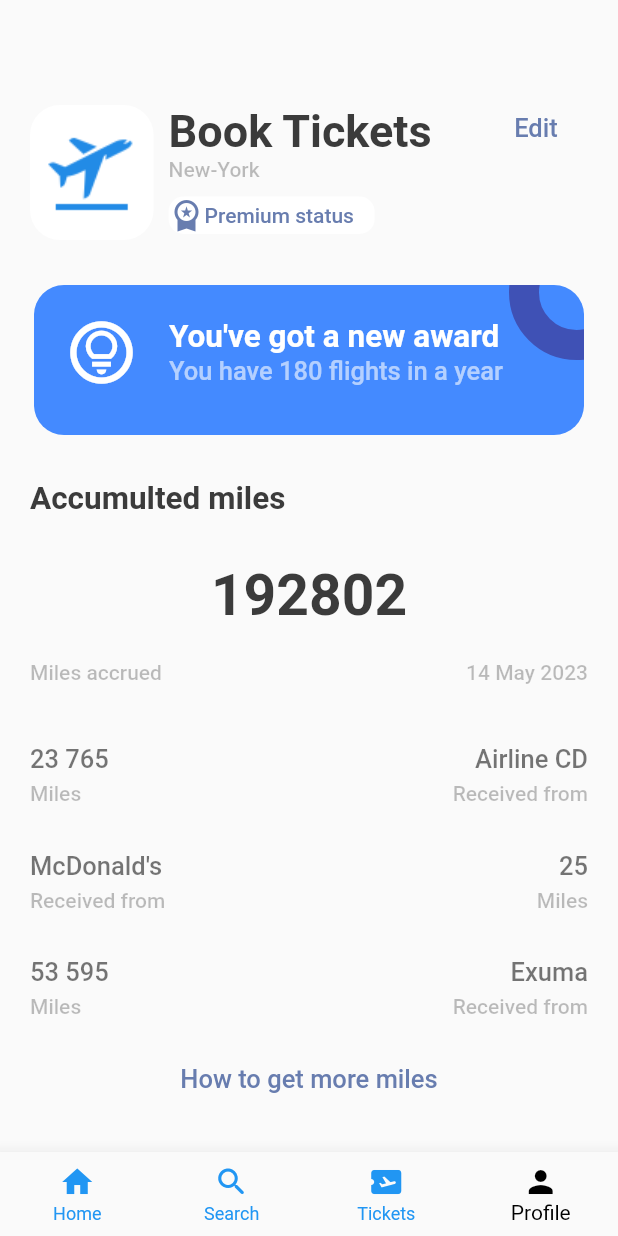
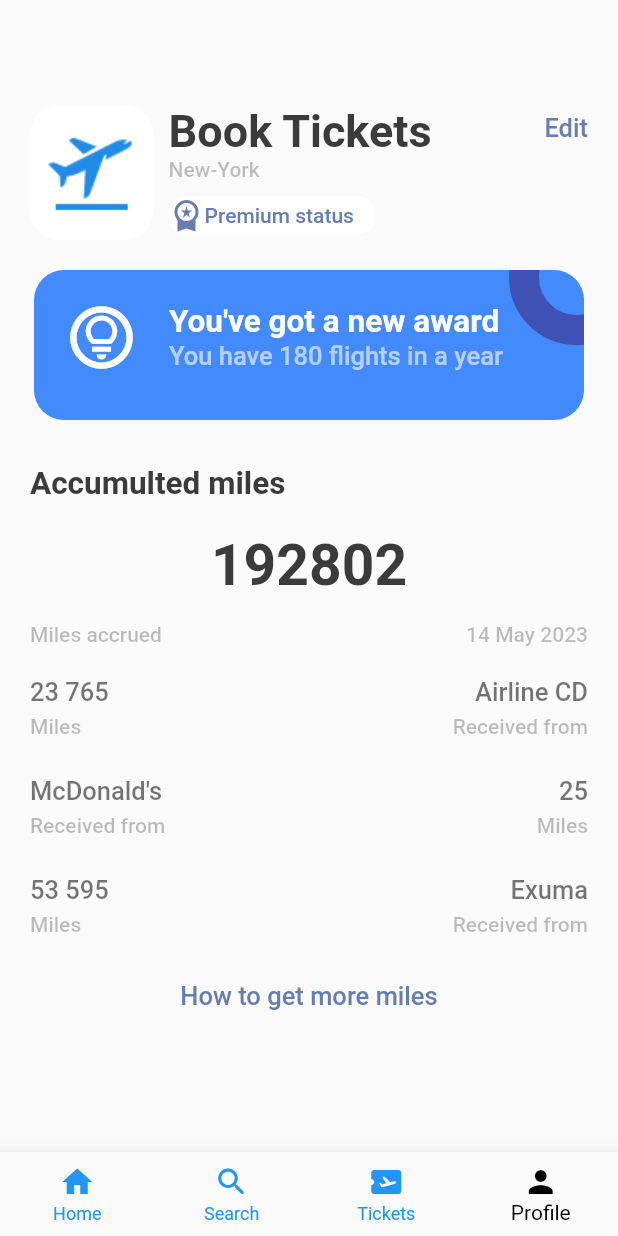
Before and after one commit to LilyanaShu/app_flutter, a Flutter app: the screen it shows after launch, item 4 of the bottom bar chosen, on a phone screen of 412 x 824 dp. Run offline on Flutter 3.47's test engine with Material 2 defaults, Android fonts, the phone set to English and light mode, and no system bars; our stand-ins replace barcode_widget, gap, get.

Commit message:
adjust sizing for smaller screen i.e nexus

```diff
--- a/lib/screens/home_screen.dart
+++ b/lib/screens/home_screen.dart
@@ -4,6 +4,7 @@ import 'package:gap/gap.dart';
 import 'package:app_flutter/screens/tickets_view.dart';
 import 'package:app_flutter/screens/hotels_view.dart';
 import 'package:app_flutter/utils/app_info_list.dart';
+import 'package:app_flutter/utils/app_layout.dart';
 
 class HomeScreen extends StatelessWidget {
   const HomeScreen({Key? key}) : super(key: key);
@@ -18,7 +19,7 @@ class HomeScreen extends StatelessWidget {
             padding: const EdgeInsets.symmetric(horizontal: 10),
             child: Column(
               children: [
-                const Gap(40),
+                Gap(AppLayout.getHeight(30)),
                 Row(
                   mainAxisAlignment: MainAxisAlignment.spaceBetween,
                   children: [
--- a/lib/screens/profile_screen.dart
+++ b/lib/screens/profile_screen.dart
@@ -18,6 +18,7 @@ class ProfileScreen extends StatelessWidget {
         children: [
           Row(
             crossAxisAlignment: CrossAxisAlignment.start,
+            //mainAxisAlignment: MainAxisAlignment.spaceBetween,
             children: [
               Column(
                 children: [
@@ -58,7 +59,8 @@ class ProfileScreen extends StatelessWidget {
                   )
                 ],
               ),
-              Gap(AppLayout.getWidth(55)),
+              //Gap(AppLayout.getWidth(55)),
+              const Spacer(),
               Column(
                 children: [
                   Gap(AppLayout.getWidth(5)),
@@ -67,14 +69,12 @@ class ProfileScreen extends StatelessWidget {
               )
             ],
           ),
-          Gap(AppLayout.getHeight(30)),
+          Gap(AppLayout.getHeight(20)),
           Row(
             mainAxisAlignment: MainAxisAlignment.center,
             children: [
               Stack(
-                //alignment: AlignmentDirectional.lerp(a, b, t),
                 children: [
-
                   Container(
                     //margin: EdgeInsets.symmetric(vertical: AppLayout.getHeight(20), horizontal: AppLayout.getHeight(10)),
                     padding: EdgeInsets.symmetric(vertical: AppLayout.getHeight(8), horizontal: AppLayout.getHeight(10)),
@@ -135,14 +135,14 @@ class ProfileScreen extends StatelessWidget {
               Text("Accumulted miles", style: Styles.headLineStyle2,)
             ],
           ),
-          Gap(AppLayout.getHeight(30)),
+          Gap(AppLayout.getHeight(20)),
           Row(
             mainAxisAlignment: MainAxisAlignment.center,
             children: [
               Text("192802", style: Styles.headLineStyle.copyWith(fontSize: AppLayout.getWidth(38)),)
             ],
           ),
-          Gap(AppLayout.getHeight(20)),
+          Gap(AppLayout.getHeight(15)),
           Row(
             mainAxisAlignment: MainAxisAlignment.spaceBetween,
             children: [
@@ -150,7 +150,7 @@ class ProfileScreen extends StatelessWidget {
               Text("14 May 2023", style: Styles.headLineStyle4.copyWith(color: Colors.black26),),
             ],
           ),
-          Gap(AppLayout.getHeight(40)),
+          Gap(AppLayout.getHeight(20)),
           Row(
             mainAxisAlignment: MainAxisAlignment.spaceBetween,
             children: const [
@@ -159,7 +159,7 @@ class ProfileScreen extends StatelessWidget {
 
             ],
           ),
-          Gap(AppLayout.getHeight(30)),
+          Gap(AppLayout.getHeight(25)),
           Row(
             mainAxisAlignment: MainAxisAlignment.spaceBetween,
             children: const [
@@ -167,7 +167,7 @@ class ProfileScreen extends StatelessWidget {
                Column_Widget(textOne: '25', textTwo: 'Miles', alignment: CrossAxisAlignment.end, isColor: true,),
             ],
           ),
-          Gap(AppLayout.getHeight(30)),
+          Gap(AppLayout.getHeight(25)),
           Row(
             mainAxisAlignment: MainAxisAlignment.spaceBetween,
             children: const [
--- a/lib/screens/search_screen.dart
+++ b/lib/screens/search_screen.dart
@@ -14,9 +14,9 @@ class SearchScreen extends StatelessWidget {
     return Scaffold(
       backgroundColor: Styles.bgColor,
       body: ListView(
-        padding: EdgeInsets.symmetric(horizontal: AppLayout.getWidth(10), vertical: AppLayout.getHeight(40)),
+        padding: EdgeInsets.symmetric(horizontal: AppLayout.getWidth(10), vertical: AppLayout.getHeight(70)),
         children: [
-          Gap(AppLayout.getHeight(40)),
+          //Gap(AppLayout.getHeight(40)),
           Text('What are\nyou looking for?', style: Styles.headLineStyle.copyWith(fontSize: AppLayout.getHeight(32))),
           Gap(AppLayout.getHeight(20)),
           const TabWidget(firstTab: 'Airline Tickets', secondTab: 'Hotels'),
--- a/lib/screens/ticket_screen.dart
+++ b/lib/screens/ticket_screen.dart
@@ -19,9 +19,9 @@ class TicketScreen extends StatelessWidget {
       body: Stack(
         children: [
           ListView(
-            padding: EdgeInsets.symmetric(horizontal: AppLayout.getWidth(10), vertical: AppLayout.getHeight(40)),
+            padding: EdgeInsets.symmetric(horizontal: AppLayout.getHeight(10), vertical: AppLayout.getHeight(70)),
             children: [
-              Gap(AppLayout.getHeight(40)),
+              //Gap(AppLayout.getHeight(40)),
               Text("Tickets", style: Styles.headLineStyle2.copyWith(color: Colors.black, fontSize: AppLayout.getHeight(35)),),
               Gap(AppLayout.getHeight(25)),
               const TabWidget(firstTab: 'Upcoming', secondTab: 'Previous'),
```
